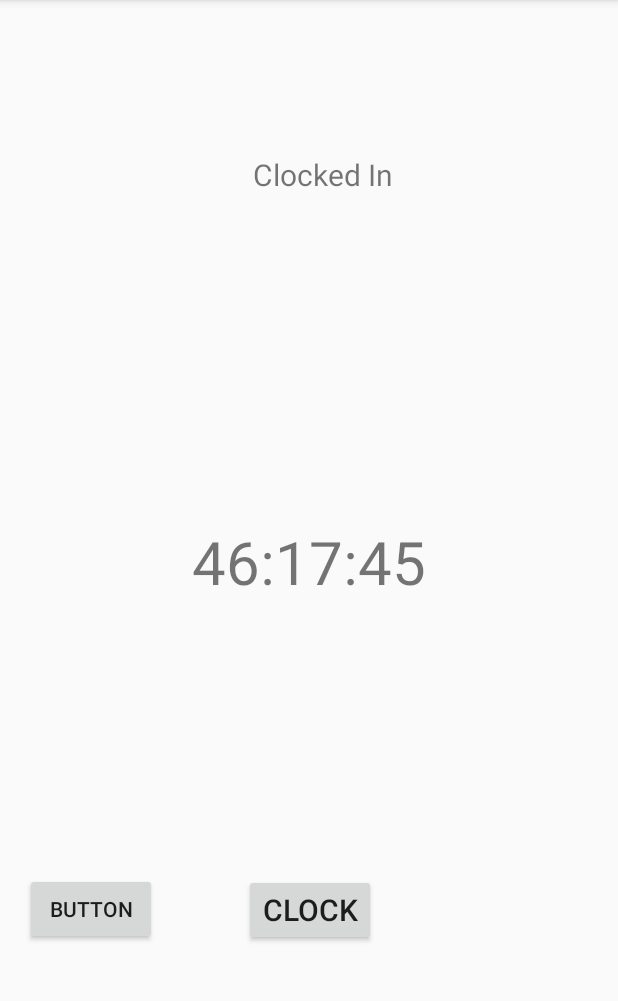
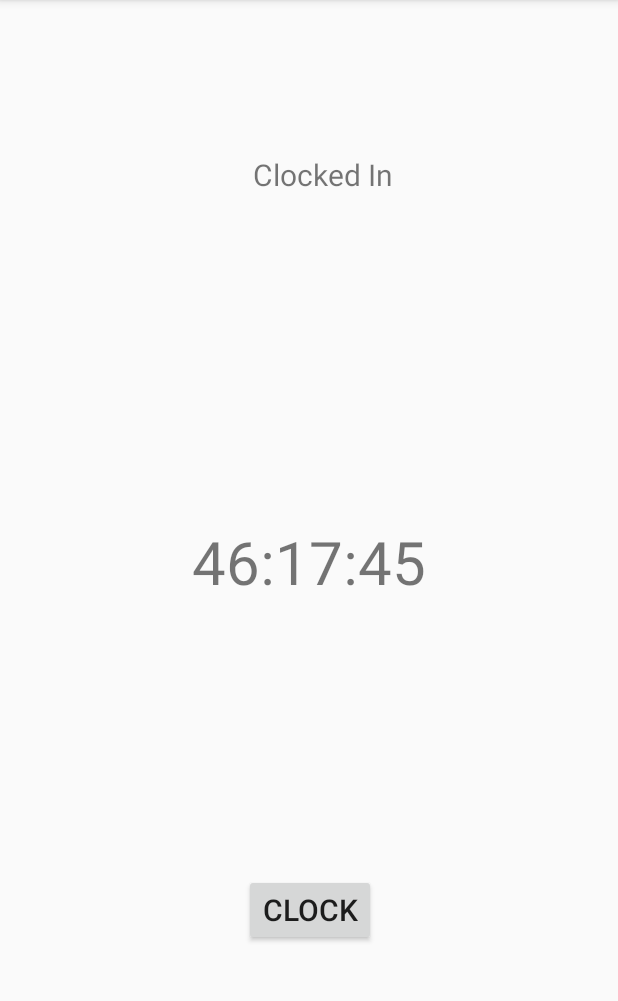
Before and after one commit to caja1694/Artech, an Android app: the screen it shows after launch (MainActivity), after a tap on "CLOCK", on a phone screen of 412 x 824 dp, the part 84-1085 px from its top. Run offline under Robolectric (Android 15) with nearby library versions, the phone set to English and light mode, and no system bars; our stand-ins replace Firebase (no records; nobody signed in at launch, a user with empty details on screens opened directly).

```diff
--- a/app/src/main/java/caja1694/students/ju/se/artech/MainActivity.java
+++ b/app/src/main/java/caja1694/students/ju/se/artech/MainActivity.java
@@ -25,6 +25,7 @@ import com.google.firebase.database.DataSnapshot;
 import com.google.firebase.database.DatabaseError;
 import com.google.firebase.database.ValueEventListener;
 
+import java.io.IOException;
 import java.nio.charset.Charset;
 import java.time.LocalDate;
 import java.time.LocalTime;
@@ -65,7 +66,6 @@ public class MainActivity extends AppCompatActivity {
 	// Buttons
 	Button reConnectButton;
 	Button clockInButton;
-	Button startButton;
 	Button sendButton;
 
 	//Bluetooth
@@ -167,7 +167,7 @@ public class MainActivity extends AppCompatActivity {
 		clockFunction();
 		enableBluetooth();
 		reConnectBtn();
-		sendMessage();
+		sendMessage(); // Only for testing sending messages, should  be removed,
 		LocalBroadcastManager.getInstance(this).registerReceiver(dataReceiver, new IntentFilter("incomingData"));
 		IntentFilter intentFilter = new IntentFilter(BluetoothDevice.ACTION_BOND_STATE_CHANGED);
 		registerReceiver(brodCastReceiver2, intentFilter);
@@ -192,10 +192,14 @@ public class MainActivity extends AppCompatActivity {
 			Intent enableBluetoothIntent = new Intent(BluetoothAdapter.ACTION_REQUEST_ENABLE);
 			startActivityForResult(enableBluetoothIntent, REQUEST_ENABLE_BT);
 		}
-		IntentFilter btIntent = new IntentFilter(btAdapter.ACTION_STATE_CHANGED);
-		registerReceiver(brodCastReciever1, btIntent);
-		if(btAdapter.isEnabled()){
-			startConnection();
+		try {
+			IntentFilter btIntent = new IntentFilter(btAdapter.ACTION_STATE_CHANGED);
+			registerReceiver(brodCastReciever1, btIntent);
+			if (btAdapter.isEnabled()) {
+				startConnection();
+			}
+		} catch (NullPointerException e){
+			Log.d(TAG, "enableBluetooth: " + e.getMessage());
 		}
 	}
 	public void startBTConnection(BluetoothDevice device, UUID uuid){
@@ -203,14 +207,16 @@ public class MainActivity extends AppCompatActivity {
 		btConnector.startClient(device, uuid);
 	}
 
-	// Sending the timeStamp.
+	// Tester, press the button to do something
 	private void sendMessage(){
 		sendButton = findViewById(R.id.send_message_button);
 		sendButton.setText("Send");
 		sendButton.setOnClickListener(new View.OnClickListener() {
 			@Override
 			public void onClick(View v) {
-				send(timeKeeper.toString());
+				// Write code for testing something
+				radiation.setRoomCoefficient(REACTOR_ROOM);
+				ReCalculateTimeLeftInMillis();
 			}
 		});
 	}
@@ -231,22 +237,10 @@ public class MainActivity extends AppCompatActivity {
 			@Override
 			public void onTick(long millisUntilFinished) {
 				timeKeeper.setTimeLeftInMillis(millisUntilFinished);
-				ReCalculateTimeLeftInMillis();
-
+				//ReCalculateTimeLeftInMillis();
 				updateTimer(timeKeeper.toString());
-				Log.d(TAG, "onTick: timekeeper.toString: " + timeKeeper.toString());
-
-				if(timeKeeper.timeLeftInSeconds() == 600){ warning.createIntervalWarning("10").sendWarning(MainActivity.this); }
-
-				if(timeKeeper.timeLeftInSeconds() == 300){ warning.createIntervalWarning("5").sendWarning(MainActivity.this);  }
-
-				if(timeKeeper.timeLeftInSeconds() == 60) { warning.createIntervalWarning("1").sendWarning(MainActivity.this);  }
-
-				// Update LCD time.
-				/*
-				if(btConnector != null){
-					send(timeKeeper.toString());
-				}*/
+				checkForInterValWarning();
+				radiation.setTodaysExposure(totalTimePast);
 			}
 			@Override
 			public void onFinish(){
@@ -256,21 +250,25 @@ public class MainActivity extends AppCompatActivity {
 			}
 		}.start();
 	}
-
+	void checkForInterValWarning(){
+		if(timeKeeper.timeLeftInSeconds() == 600){ warning.createIntervalWarning("10").sendWarning(MainActivity.this); }
+		if(timeKeeper.timeLeftInSeconds() == 300){ warning.createIntervalWarning("5").sendWarning(MainActivity.this);  }
+		if(timeKeeper.timeLeftInSeconds() == 60) { warning.createIntervalWarning("1").sendWarning(MainActivity.this);  }
+	}
 	void stopTimer(){
 		mCountDownTimer.cancel();
-		// We should maybe do timeKeeper = new TimeKeeper(radiation.getMillisUntilLimit)
-		// And set totalTimePast to 0. This would mean you can only clock in/out once each day.
-		// Second option is setting a listener for "new date" and reset and run those 2 lines.
 	}
-
 	public void ReCalculateTimeLeftInMillis(){
 		totalTimePast += timeKeeper.getTimePastInMillis();
 		long timeLeft =  (long)radiation.getMilliSecondsUntilLimit() - totalTimePast;
 		Log.d(TAG, "ReCalculateTimeLeftInMillis: timeLeft: " + timeLeft);
 		timeKeeper = new TimeKeeper(timeLeft);
+		restartTimer();
 	}
-
+	void restartTimer(){
+		stopTimer();
+		startTimer();
+	}
 	void updateTimer(String timeLeft){
 		TextView countdownText = findViewById(R.id.countdownTimer);
 		countdownText.setText(timeLeft);
@@ -284,6 +282,7 @@ public class MainActivity extends AppCompatActivity {
 	void clockOut(){
 		isClockedIn = false;
 		updateStatusText("Clocked Out");
+		timeKeeper.setTimeWorked(totalTimePast);
 		dbManager.addClockOutTime(currentTime);
 		stopTimer();
 	}
@@ -291,7 +290,6 @@ public class MainActivity extends AppCompatActivity {
 		TextView textView = findViewById(R.id.status);
 		textView.setText(text);
 	}
-
 	void valueEventListener(){
 		Log.d(TAG, "valueEventListener: Listening for status updates in database");
 		ValueEventListener statusListener = new ValueEventListener() {
--- a/app/src/main/java/caja1694/students/ju/se/artech/Radiation.java
+++ b/app/src/main/java/caja1694/students/ju/se/artech/Radiation.java
@@ -5,6 +5,7 @@ public class Radiation {
     private double roomCoefficient;
     private double protectionCoefficient;
     final static private double radioationLimit = 500000;
+    private double todaysExposure;
 
     public  Radiation(){}
 
@@ -22,6 +23,14 @@ public class Radiation {
     }
     public double getRadioationLimit(){
         return this.radioationLimit;
+    }
+
+    public void setTodaysExposure(long timePast) {
+        this.todaysExposure = getUnitExposurePerMilliSecond()*(double)timePast;
+    }
+
+    public double getTodaysExposure() {
+        return todaysExposure;
     }
 
     public double getReactorOutputPerSecond() {
--- a/app/src/main/res/layout/activity_main.xml
+++ b/app/src/main/res/layout/activity_main.xml
@@ -46,7 +46,7 @@
         android:layout_marginTop="564dp"
         android:layout_marginEnd="161dp"
         android:layout_marginBottom="119dp"
-        android:text="@string/clock"
+        android:text="@string/Clock"
         android:textSize="20dp"
         app:layout_constraintBottom_toBottomOf="parent"
         app:layout_constraintEnd_toEndOf="parent"
@@ -68,20 +68,6 @@
         app:layout_constraintTop_toTopOf="parent" />
 
     <Button
-        android:id="@+id/start_button"
-        android:layout_width="wrap_content"
-        android:layout_height="wrap_content"
-        android:layout_marginStart="16dp"
-        android:layout_marginTop="563dp"
-        android:layout_marginEnd="58dp"
-        android:layout_marginBottom="120dp"
-        android:text="Button"
-        app:layout_constraintBottom_toBottomOf="parent"
-        app:layout_constraintEnd_toStartOf="@+id/clock_in_button"
-        app:layout_constraintStart_toStartOf="parent"
-        app:layout_constraintTop_toTopOf="parent" />
-
-    <Button
         android:id="@+id/send_message_button"
         android:layout_width="wrap_content"
         android:layout_height="wrap_content"
--- a/app/src/main/res/values/strings.xml
+++ b/app/src/main/res/values/strings.xml
@@ -1,5 +1,5 @@
 <resources>
     <string name="app_name">Artech</string>
-    <string name="clock">Clock</string>
+    <string name="Clock">Clock</string>
     <string name="Bluetooth_off_message">You turned off bluetooth, pleace turn back on to connect to Safe Console!</string>
 </resources>
```
Also changed, not shown: app/src/main/java/caja1694/students/ju/se/artech/TimeKeeper.java (+10 -0 lines).
